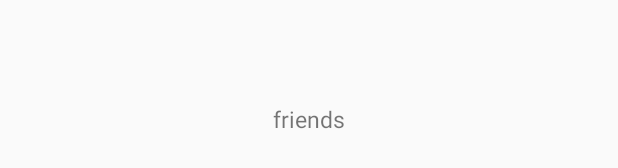
After one commit to pankaj-dhami/MessengerApp, an Android app: the layout home_tab_icons.xml on its own in the app's theme, with its tools: preview values and no code run, on a phone screen of 412 x 824 dp. The commit adds this screen. Shown: the part 538-706 px from the top of the screen. Run offline under Robolectric (Android 15) with nearby library versions, the phone set to English and light mode, and no system bars.

Commit message:
24 june commit

```diff
--- a/app/src/main/AndroidManifest.xml
+++ b/app/src/main/AndroidManifest.xml
@@ -64,7 +64,7 @@
         </activity>
         <activity
             android:name=".ChatBubbleActivity"
-            android:parentActivityName=".HomeActivity"
+            android:parentActivityName=".HomeDash"
             android:theme="@style/Theme.Dark" >
         </activity>
 
--- a/app/src/main/java/com/example/pankaj/mychatapp/HomeActivity.java
+++ b/app/src/main/java/com/example/pankaj/mychatapp/HomeActivity.java
@@ -230,11 +230,11 @@ public class HomeActivity extends ActionBarActivity implements MaterialTabListen
         private Drawable getIcon(int position) {
             switch(position) {
                 case 0:
-                    return res.getDrawable(R.drawable.ic_person_black_24dp);
+                    return res.getDrawable(R.drawable.home_profile);
                 case 1:
                     return res.getDrawable(R.drawable.ic_group_black_24dp);
                 case 2:
-                    return res.getDrawable(R.drawable.ic_notifications_off_white_24dp);
+                    return res.getDrawable(R.drawable.chat_bubble);
             }
             return null;
         }
--- a/app/src/main/java/com/example/pankaj/mychatapp/HomeDash.java
+++ b/app/src/main/java/com/example/pankaj/mychatapp/HomeDash.java
@@ -108,11 +108,11 @@ public class HomeDash extends ActionBarActivity implements MaterialTabListener {
     private Drawable getIcon(int position) {
         switch(position) {
             case 0:
-                return res.getDrawable(R.drawable.ic_person_black_24dp);
+                return res.getDrawable(R.drawable.home_profile);
             case 1:
                 return res.getDrawable(R.drawable.ic_group_black_24dp);
             case 2:
-                return res.getDrawable(R.drawable.ic_notifications_off_white_24dp);
+                return res.getDrawable(R.drawable.chat_bubble);
         }
         return null;
     }
--- a/app/src/main/java/com/example/pankaj/mychatapp/RegistrationFormActivity.java
+++ b/app/src/main/java/com/example/pankaj/mychatapp/RegistrationFormActivity.java
@@ -165,6 +165,7 @@ public class RegistrationFormActivity extends ActionBarActivity {
                     Bitmap bmp = new UserPicture(selectedImageUri, getContentResolver()).getBitmap();
                     ByteArrayOutputStream stream = new ByteArrayOutputStream();
                     bmp.compress(Bitmap.CompressFormat.PNG, 20, stream);
+                    bmp=Bitmap.createScaledBitmap(bmp,50,50,false);
                     imageByteArray = stream.toByteArray();
                     selectedImagePreview.setImageBitmap(bmp);
                 } catch (IOException e) {
--- a/app/src/main/res/layout/activity_home.xml
+++ b/app/src/main/res/layout/activity_home.xml
@@ -7,7 +7,7 @@
         android:id="@+id/toolbar"
         android:layout_width="match_parent"
         android:layout_height="?attr/actionBarSize"
-        android:background="#009688"
+        android:background="@color/ColorPrimary"
         />
 
     <com.example.pankaj.mychatapp.CustomUI.MaterialTabHost
@@ -15,7 +15,7 @@
         android:layout_width="match_parent"
         android:layout_height="48dp"
         android:layout_below="@+id/toolbar"
-        app:primaryColor="#009688"
+        app:materialTabsPrimaryColor="@color/ColorPrimary"
         app:accentColor="#ffc400"
         app:hasIcons="true" />
 
--- /dev/null
+++ b/app/src/main/res/layout/home_tab_icons.xml
@@ -0,0 +1,27 @@
+<?xml version="1.0" encoding="utf-8"?>
+<RelativeLayout xmlns:android="http://schemas.android.com/apk/res/android"
+    android:layout_width="match_parent" android:layout_height="match_parent"
+    android:orientation="vertical"
+
+    >
+
+    <ImageView
+        android:id="@+id/homeTabIcon"
+        android:layout_width="20dp"
+        android:layout_height="20dp"
+      android:layout_centerVertical="true"
+        android:layout_centerHorizontal="true"
+        android:scaleType="centerCrop" />
+    <TextView
+        android:layout_width="wrap_content"
+        android:layout_height="wrap_content"
+        android:text="friends"
+        android:layout_centerVertical="true"
+        android:layout_centerHorizontal="true"
+         android:layout_below="@+id/homeTabIcon"
+        android:id="@+id/txtTabName"
+        android:layout_marginTop="5dp"
+        android:textSize="15dp"
+
+        />
+</RelativeLayout>
--- a/app/src/main/res/values/colors.xml
+++ b/app/src/main/res/values/colors.xml
@@ -2,7 +2,7 @@
 <resources>
 <color name="formBgColor">#ff328332</color>
     <color name="ColorPrimary">#0E5D30</color>
-    <color name="ColorPrimaryDark">#00695C</color>
+    <color name="ColorPrimaryDark">#0E5D30</color>
     <color name="tabsScrollColor">#004D40</color>
     <color name="transparent" >#00000000</color>
     <color name="tab_highlight">#ff9ecfbf</color>
--- a/app/src/main/res/values/styles.xml
+++ b/app/src/main/res/values/styles.xml
@@ -29,7 +29,7 @@
         <item name="actionBarTabStyle">@style/Theme.Dark.Tab</item>-->
 
     </style>
-    <style name="Theme.Dark.Tab">
+    <style name="Theme.Dark.Tab" parent="Theme.Dark">
         <item name="android:background">@drawable/tab_bar_background</item>
     </style>
 
```
Also changed, not shown: app/src/main/res/drawable/chat_bubble.png (added), app/src/main/res/drawable/home_chat.png (added), app/src/main/res/drawable/home_friends.png (added), app/src/main/res/drawable/home_profile.png (added), 2 other files.
